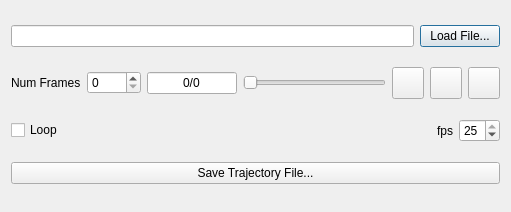
Qt form libavogadro/src/extensions/linmorphdialog.ui (ghutchis/avogadro) before a commit.
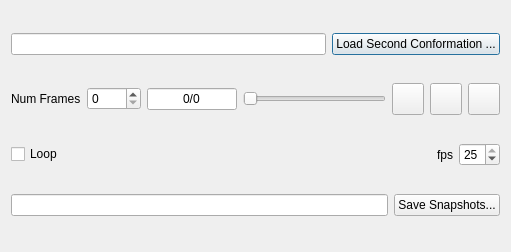
The same form after that commit. Icons and pictures are not drawn.

Commit message:
linmorph has feature to save a series of .pov snapshots that can later be compiled into a movie.
also fixed the "player" so that numframes is adjusted correctly.

Patch:
```diff
--- a/libavogadro/src/extensions/linmorphdialog.ui
+++ b/libavogadro/src/extensions/linmorphdialog.ui
@@ -6,7 +6,7 @@
     <x>0</x>
     <y>0</y>
     <width>511</width>
-    <height>212</height>
+    <height>252</height>
    </rect>
   </property>
   <property name="windowTitle" >
@@ -21,7 +21,7 @@
      <item>
       <widget class="QPushButton" name="loadButton" >
        <property name="text" >
-        <string>Load File...</string>
+        <string>Load Second Conformation ...</string>
        </property>
       </widget>
      </item>
@@ -214,9 +214,18 @@
    <item>
     <layout class="QHBoxLayout" name="horizontalLayout" >
      <item>
-      <widget class="QPushButton" name="saveTrajectoryButton" >
+      <widget class="QLineEdit" name="fullPrefixLine" />
+     </item>
+     <item>
+      <widget class="QPushButton" name="saveSnapshotsButton" >
+       <property name="toolTip" >
+        <string>Save snapshots of the trajectory as a series of POVRay files.  These can then be used to make a movie.</string>
+       </property>
+       <property name="whatsThis" >
+        <string>Button to save the current trajectory.</string>
+       </property>
        <property name="text" >
-        <string>Save Trajectory File...</string>
+        <string>Save Snapshots...</string>
        </property>
       </widget>
      </item>
```
Left out of the diff: 6 changed lines with no effect on the pictures. The commit also changes 4 other files.
